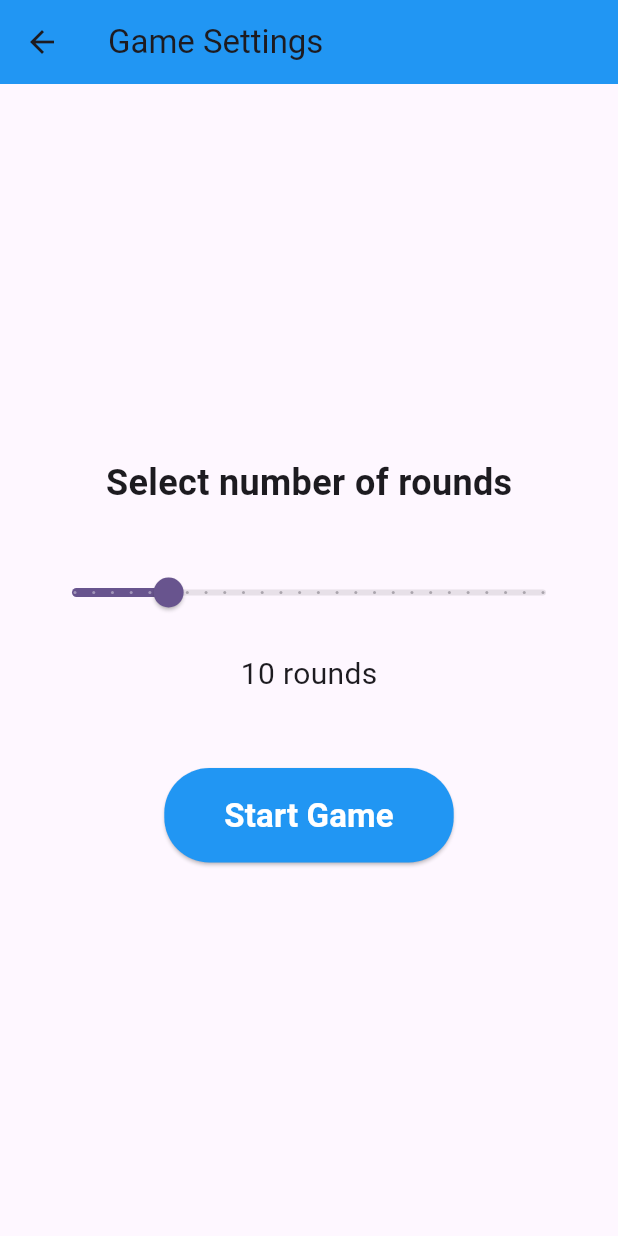
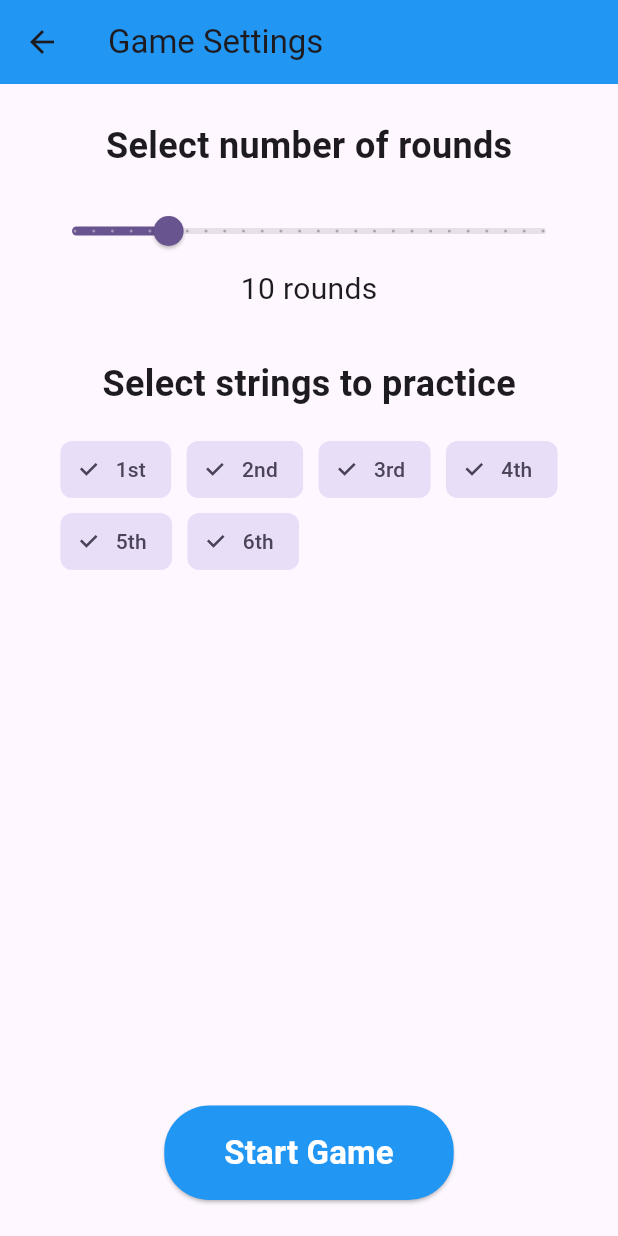
Before and after one commit to 9ShadowWolf9/freatboard_memorizer, a Flutter app: the GameSettingsPage screen opened directly, on a phone screen of 412 x 824 dp. Run offline on Flutter 3.47's test engine with Material 3 defaults, Android fonts, the light colour scheme and no system bars; our stand-ins replace flutter_tts, permission_handler; missing offline and left inert: flutter_audio_capture.

Commit message:
Added selecting strings to game settings

```diff
--- a/lib/components/score_bar.dart
+++ b/lib/components/score_bar.dart
@@ -4,11 +4,7 @@ class ScoreBar extends StatelessWidget {
   final int score;
   final int maxScore;
 
-  const ScoreBar({
-    Key? key,
-    required this.score,
-    this.maxScore = 10,
-  }) : super(key: key);
+  const ScoreBar({Key? key, required this.score, this.maxScore = 10}) : super(key: key);
 
   @override
   Widget build(BuildContext context) {
--- a/lib/models/note.dart
+++ b/lib/models/note.dart
@@ -15,9 +15,10 @@ class Note {
   static const List<String> strings = ['1st', '2nd', '3rd', '4th', '5th', '6th'];
   static const List<String> notes = ['A', 'B', 'C', 'D', 'E', 'F', 'G'];
 
-  static Note random() {
+  static Note random({List<String>? allowedStrings}) {
     final rand = Random();
-    final string = strings[rand.nextInt(strings.length)];
+    final stringList = allowedStrings ?? strings;
+    final string = stringList[rand.nextInt(stringList.length)];
     final note = notes[rand.nextInt(notes.length)];
     return Note(stringName: string, noteName: note);
   }
--- a/lib/screens/game_settings.dart
+++ b/lib/screens/game_settings.dart
@@ -1,5 +1,6 @@
 import 'package:flutter/material.dart';
 import 'game_page.dart';
+import '../models/note.dart';
 
 class GameSettingsPage extends StatefulWidget {
   const GameSettingsPage({super.key});
@@ -9,7 +10,8 @@ class GameSettingsPage extends StatefulWidget {
 }
 
 class _GameSettingsPageState extends State<GameSettingsPage> {
-  int _selectedRounds = 10; // default rounds
+  int _selectedRounds = 10;
+  Set<String> _selectedStrings = Set.from(Note.strings);
 
   @override
   Widget build(BuildContext context) {
@@ -22,15 +24,12 @@ class _GameSettingsPageState extends State<GameSettingsPage> {
         child: Padding(
           padding: const EdgeInsets.all(24.0),
           child: Column(
-            mainAxisAlignment: MainAxisAlignment.center,
             children: [
               const Text(
                 "Select number of rounds",
                 style: TextStyle(fontSize: 24, fontWeight: FontWeight.bold),
               ),
-              const SizedBox(height: 32),
-
-              // Slider to select rounds
+              const SizedBox(height: 16),
               Slider(
                 value: _selectedRounds.toDouble(),
                 min: 5,
@@ -38,26 +37,51 @@ class _GameSettingsPageState extends State<GameSettingsPage> {
                 divisions: 25,
                 label: "$_selectedRounds",
                 onChanged: (value) {
-                  setState(() {
-                    _selectedRounds = value.toInt();
-                  });
+                  setState(() => _selectedRounds = value.toInt());
                 },
               ),
-              const SizedBox(height: 16),
               Text(
                 "$_selectedRounds rounds",
                 style: const TextStyle(fontSize: 20),
               ),
-              const SizedBox(height: 48),
-
-              // Start Game button
+              const SizedBox(height: 32),
+              const Text(
+                "Select strings to practice",
+                style: TextStyle(fontSize: 24, fontWeight: FontWeight.bold),
+              ),
+              const SizedBox(height: 16),
+              Wrap(
+                spacing: 10,
+                children: Note.strings.map((string) {
+                  final selected = _selectedStrings.contains(string);
+                  return FilterChip(
+                    label: Text(string),
+                    selected: selected,
+                    onSelected: (val) {
+                      setState(() {
+                        if (val) {
+                          _selectedStrings.add(string);
+                        } else {
+                          _selectedStrings.remove(string);
+                        }
+                      });
+                    },
+                  );
+                }).toList(),
+              ),
+              const Spacer(),
               ElevatedButton(
-                onPressed: () {
+                onPressed: _selectedStrings.isEmpty
+                    ? null
+                    : () {
                   Navigator.push(
                     context,
                     MaterialPageRoute(
-                        builder: (_) =>
-                            GamePage(targetScore: _selectedRounds)),
+                      builder: (_) => GamePage(
+                        targetScore: _selectedRounds,
+                        selectedStrings: _selectedStrings.toList(),
+                      ),
+                    ),
                   );
                 },
                 style: ElevatedButton.styleFrom(
```
Also changed, not shown: lib/models/game_logic.dart (+9 -16 lines), lib/screens/game_page.dart (+6 -8 lines).
